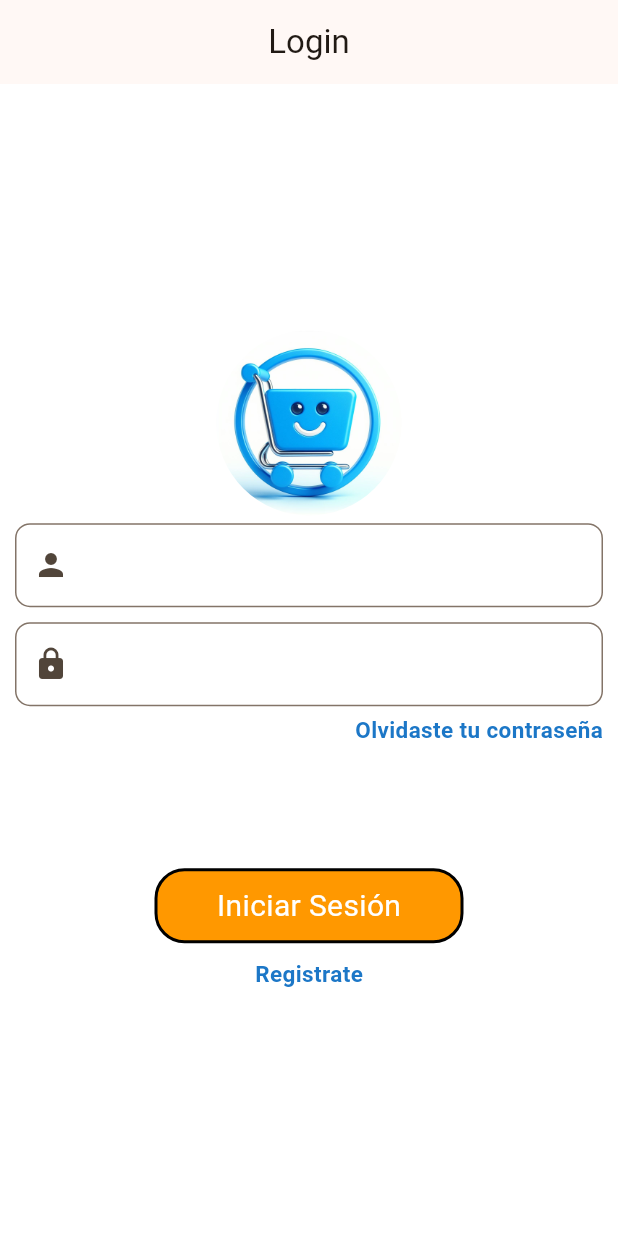
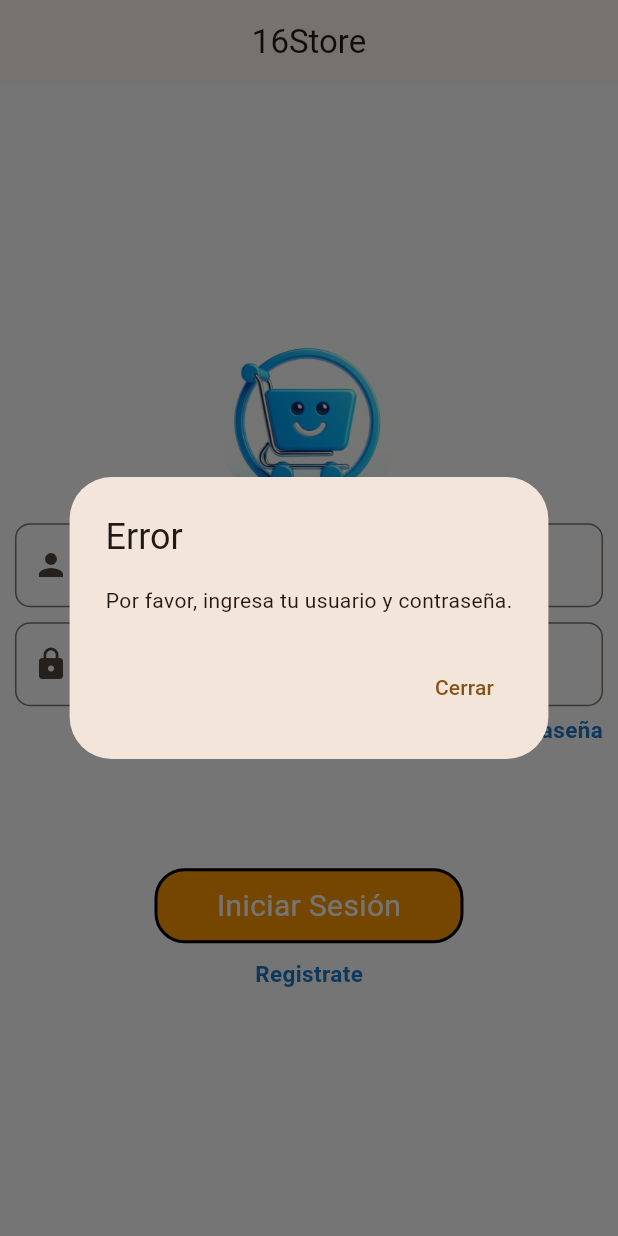
Before and after one commit to alexisollwell/16store, a Flutter app: the screen it shows after launch, after a tap on "Iniciar Sesión", on a phone screen of 412 x 824 dp. Run offline on Flutter 3.47's test engine with Material 3 defaults, Android fonts, the phone set to English and light mode, and no system bars.

Commit message:
Se agrego un State Full, Dialog Alert para cuando el usuario no haya rellenado los campos y mande un mensaje de error y tambien tiene un mensaje de bienvendida cuando el usuario tenga un inicio de sesion exitoso

```diff
--- a/lib/views/login/login_design.dart
+++ b/lib/views/login/login_design.dart
@@ -57,13 +57,61 @@ class _LoginDesignState extends State<LoginDesign> {
     super.dispose();
   }
 
+  void _handleLogin() {
+    String username = _usernameController.text;
+    String password = _passwordController.text;
+
+    // Lógica de inicio de sesión (simulada)
+    if (username.isNotEmpty && password.isNotEmpty) {
+      // Mostrar diálogo de bienvenida
+      showDialog(
+        context: context,
+        builder: (BuildContext context) {
+          return AlertDialog(
+            title: Text('Bienvenido'),
+            content: Text('Hola, $username!'),
+            actions: <Widget>[
+              TextButton(
+                child: Text('Cerrar'),
+                onPressed: () {
+                  Navigator.of(context).pop();
+                },
+              ),
+            ],
+          );
+        },
+      );
+    } else {
+      // Mostrar diálogo de error si los campos están vacíos
+      showDialog(
+        context: context,
+        builder: (BuildContext context) {
+          return AlertDialog(
+            title: Text('Error'),
+            content: Text('Por favor, ingresa tu usuario y contraseña.'),
+            actions: <Widget>[
+              TextButton(
+                child: Text('Cerrar'),
+                onPressed: () {
+                  Navigator.of(context).pop();
+                },
+              ),
+            ],
+          );
+        },
+      );
+    }
+
+    print("Username: $username");
+    print("Password: $password");
+  }
 
   @override
   Widget build(BuildContext context) {
     return Scaffold(
       backgroundColor: Colors.white,
       appBar: AppBar(
-        title: const Text("Login"),
+        title: const Text("16Store"),
         centerTitle: true,
       ),
 
@@ -78,8 +126,8 @@ class _LoginDesignState extends State<LoginDesign> {
                   width: constraints.maxWidth * 0.3,
                   height: constraints.maxWidth * 0.3,
                   fit: BoxFit.cover,
-                ), //image.asset
-              ), //clipoval
+                ),
+              ),
               LoginTextfield(
                 icon: Icons.person,
                 width: constraints.constrainWidth(),
@@ -99,7 +147,7 @@ class _LoginDesignState extends State<LoginDesign> {
                     Text(
                       "Olvidaste tu contraseña",
                       style: urlStyles,
-                    )
+                    ),
                   ],
                 ),
               ),
@@ -108,11 +156,7 @@ class _LoginDesignState extends State<LoginDesign> {
                 texto: "Iniciar Sesión",
                 color: Colors.orange,
                 ancho: constraints.constrainWidth() * 0.5,
-                alPrecionar: () {
-                  // Aquí puedes manejar el evento de iniciar sesión
-                  print("Username: ${_usernameController.text}");
-                  print("Password: ${_passwordController.text}");
-                },
+                alPrecionar: _handleLogin,
               ),
               const SizedBox(height: 10),
               Row(
@@ -121,7 +165,7 @@ class _LoginDesignState extends State<LoginDesign> {
                   Text(
                     "Registrate",
                     style: urlStyles,
-                  )
+                  ),
                 ],
               ),
               const Spacer(flex: 2),
--- a/pubspec.yaml
+++ b/pubspec.yaml
@@ -47,6 +47,7 @@ dev_dependencies:
   # rules and activating additional ones.
   flutter_lints: ^3.0.0
 
+
 # For information on the generic Dart part of this file, see the
 # following page: https://dart.dev/tools/pub/pubspec
 
```
Also changed, not shown: lib/views/testing.dart (added, +29 -0 lines).
